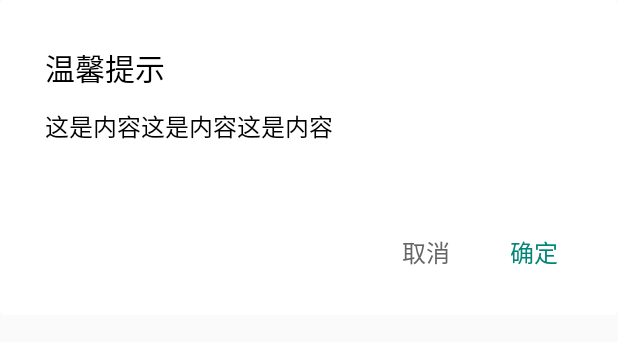
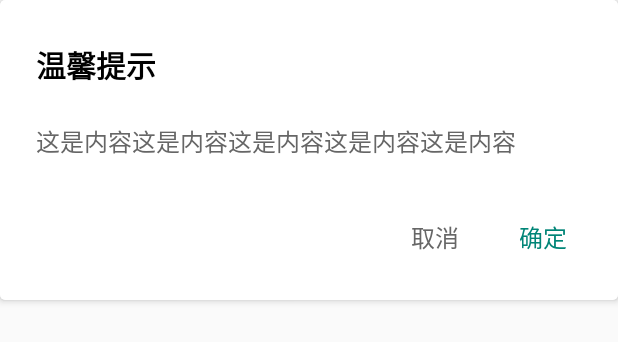
Before and after one commit to qzc0537/CustomDialog, an Android app: the layout dialog_material.xml on its own in the app's theme, with its tools: preview values and no code run, on a phone screen of 412 x 824 dp. Shown: the top 342 px of the screen. Run offline under Robolectric (Android 15) with nearby library versions, the phone set to English and light mode, and no system bars.

Commit message:
修改方法名

```diff
--- a/app/src/main/res/layout/dialog_custom.xml
+++ b/app/src/main/res/layout/dialog_custom.xml
@@ -2,7 +2,7 @@
 <LinearLayout xmlns:android="http://schemas.android.com/apk/res/android"
     xmlns:app="http://schemas.android.com/apk/res-auto"
     android:layout_width="match_parent"
-    android:layout_height="match_parent"
+    android:layout_height="wrap_content"
     android:background="@drawable/bg_material_dialog">
 
     <androidx.constraintlayout.widget.ConstraintLayout
--- a/customdialog/src/main/res/layout/dialog_material.xml
+++ b/customdialog/src/main/res/layout/dialog_material.xml
@@ -3,35 +3,37 @@
     android:layout_width="match_parent"
     android:layout_height="wrap_content"
     android:background="@drawable/bg_material_dialog"
+    android:elevation="3dp"
     android:orientation="vertical"
-    android:paddingLeft="30dp"
-    android:paddingRight="30dp"
+    android:paddingLeft="24dp"
+    android:paddingRight="24dp"
     android:paddingBottom="20dp">
 
     <TextView
         android:id="@+id/tv_title"
         android:layout_width="wrap_content"
         android:layout_height="wrap_content"
-        android:layout_marginTop="30dp"
+        android:layout_marginTop="28dp"
         android:text="温馨提示"
         android:textColor="#000000"
-        android:textSize="20sp" />
+        android:textSize="20sp"
+        android:textStyle="bold" />
 
     <TextView
         android:id="@+id/tv_message"
         android:layout_width="wrap_content"
         android:layout_height="wrap_content"
         android:layout_below="@id/tv_title"
-        android:layout_marginTop="12dp"
-        android:text="这是内容这是内容这是内容"
-        android:textColor="#000000"
+        android:layout_marginTop="24dp"
+        android:text="这是内容这是内容这是内容这是内容这是内容"
+        android:textColor="#666666"
         android:textSize="16sp" />
 
     <LinearLayout
         android:layout_width="match_parent"
         android:layout_height="wrap_content"
         android:layout_below="@id/tv_message"
-        android:layout_marginTop="50dp"
+        android:layout_marginTop="30dp"
         android:gravity="right"
         android:orientation="horizontal">
 
@@ -49,8 +51,8 @@
             android:id="@+id/tv_confirm"
             android:layout_width="wrap_content"
             android:layout_height="wrap_content"
+            android:layout_marginLeft="20dp"
             android:background="?android:attr/selectableItemBackground"
-            android:layout_marginLeft="20dp"
             android:padding="10dp"
             android:text="确定"
             android:textColor="#008577"
```
Also changed, not shown: app/src/main/java/com/qzc/sample/MainActivity.java (+4 -4 lines), customdialog/src/main/java/com/qzc/customdialog/dialog/CustomDialog.java (+33 -9 lines), 1 other file.
